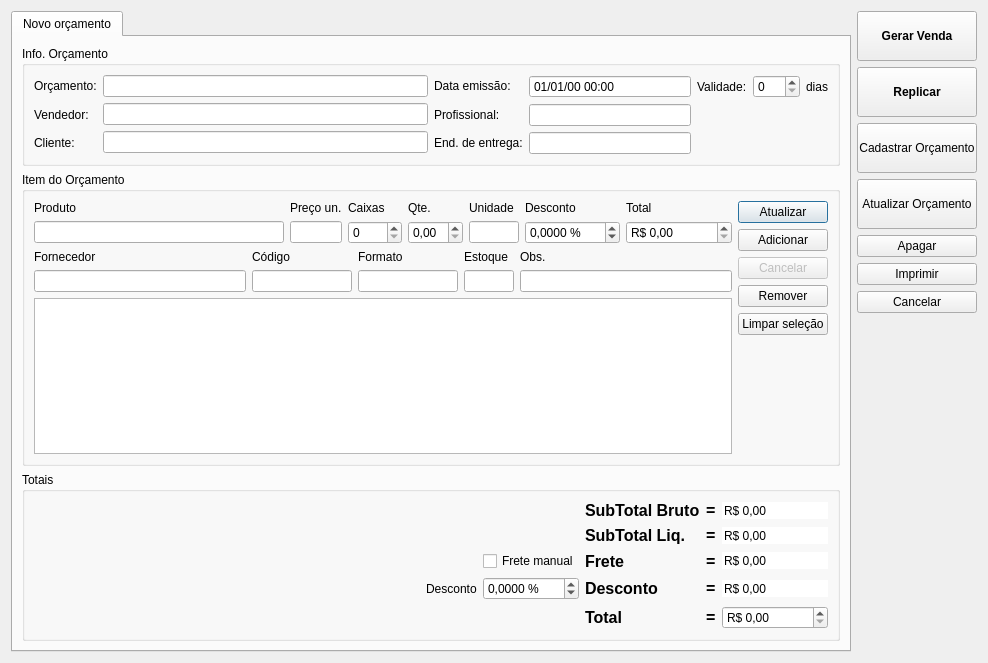
This is ui/orcamento.ui in lellisls/ERP-STACCATO as Qt 5 draws it before an edit. The edited form follows.
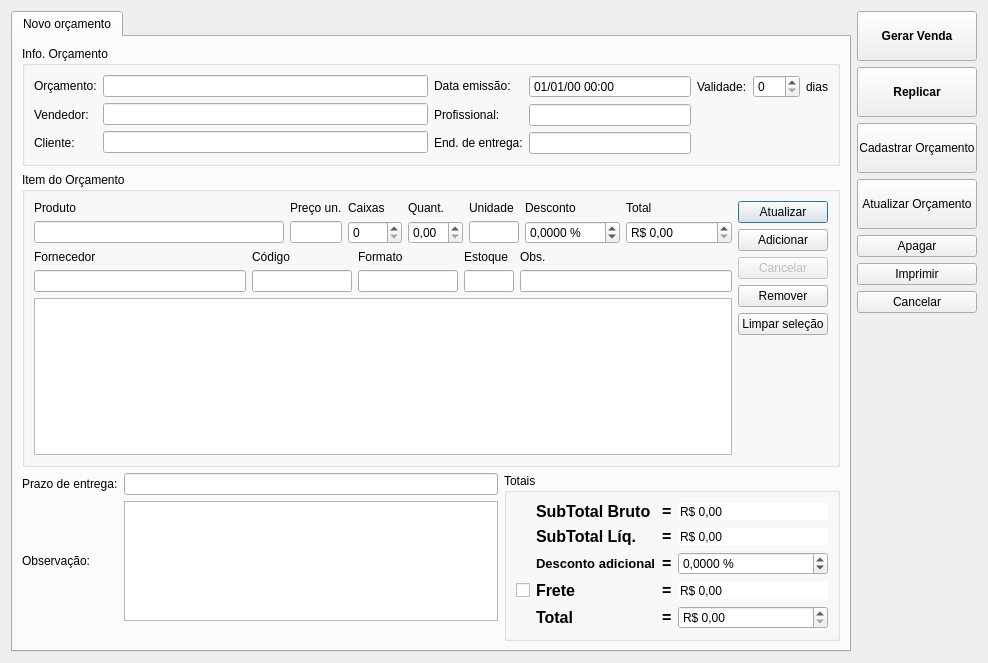
This is the edited form. Custom widgets are drawn as their Qt base class.

```diff
--- a/ui/orcamento.ui
+++ b/ui/orcamento.ui
@@ -9,7 +9,7 @@
    <rect>
     <x>0</x>
     <y>0</y>
-    <width>968</width>
+    <width>976</width>
     <height>663</height>
    </rect>
   </property>
@@ -209,8 +209,8 @@
       <attribute name="title">
        <string>Novo orçamento</string>
       </attribute>
-      <layout class="QVBoxLayout" name="verticalLayout">
-       <item>
+      <layout class="QGridLayout" name="gridLayout_10">
+       <item row="0" column="0" colspan="3">
         <widget class="QGroupBox" name="groupBox_2">
          <property name="title">
           <string>Info. Orçamento</string>
@@ -381,7 +381,7 @@
          </layout>
         </widget>
        </item>
-       <item>
+       <item row="1" column="0" colspan="3">
         <widget class="QGroupBox" name="groupBox">
          <property name="title">
           <string>Item do Orçamento</string>
@@ -415,7 +415,7 @@
               <item row="0" column="3">
                <widget class="QLabel" name="labelQte">
                 <property name="text">
-                 <string>Qte.</string>
+                 <string>Quant.</string>
                 </property>
                </widget>
               </item>
@@ -830,29 +830,32 @@
          </layout>
         </widget>
        </item>
-       <item>
+       <item row="2" column="0">
+        <widget class="QLabel" name="labelPrazoEntrega">
+         <property name="sizePolicy">
+          <sizepolicy hsizetype="Fixed" vsizetype="Minimum">
+           <horstretch>0</horstretch>
+           <verstretch>0</verstretch>
+          </sizepolicy>
+         </property>
+         <property name="text">
+          <string>Prazo de entrega:</string>
+         </property>
+        </widget>
+       </item>
+       <item row="2" column="1">
+        <widget class="QLineEdit" name="lineEditPrazoEntrega"/>
+       </item>
+       <item row="2" column="2" rowspan="3">
         <widget class="QGroupBox" name="groupBox_3">
          <property name="title">
           <string>Totais</string>
          </property>
          <layout class="QGridLayout" name="gridLayout_6">
-          <item row="1" column="0">
-           <spacer name="horizontalSpacer">
-            <property name="orientation">
-             <enum>Qt::Horizontal</enum>
-            </property>
-            <property name="sizeHint" stdset="0">
-             <size>
-              <width>40</width>
-              <height>20</height>
-             </size>
-            </property>
-           </spacer>
-          </item>
-          <item row="1" column="1">
+          <item row="0" column="0">
            <layout class="QGridLayout" name="gridLayout">
-            <item row="1" column="4">
-             <widget class="QLabel" name="labelDescontoRS_2">
+            <item row="0" column="1">
+             <widget class="QLabel" name="labelSubTotalBruto">
               <property name="font">
                <font>
                 <pointsize>12</pointsize>
@@ -861,32 +864,29 @@
                </font>
               </property>
               <property name="text">
-               <string>SubTotal Liq.</string>
+               <string>SubTotal Bruto</string>
               </property>
               <property name="alignment">
                <set>Qt::AlignLeading|Qt::AlignLeft|Qt::AlignVCenter</set>
               </property>
              </widget>
             </item>
-            <item row="4" column="0">
-             <widget class="QLabel" name="label_26">
-              <property name="text">
-               <string>Desconto</string>
+            <item row="0" column="2">
+             <widget class="QLabel" name="label_6">
+              <property name="font">
+               <font>
+                <pointsize>12</pointsize>
+                <weight>75</weight>
+                <bold>true</bold>
+               </font>
               </property>
-             </widget>
-            </item>
-            <item row="3" column="2">
-             <widget class="QCheckBox" name="checkBoxFreteManual">
-              <property name="toolTip">
-               <string>&lt;html&gt;&lt;head/&gt;&lt;body&gt;&lt;p&gt;Aperte para habilitar a edição manual do frete.&lt;/p&gt;&lt;/body&gt;&lt;/html&gt;</string>
-              </property>
               <property name="text">
-               <string>Frete manual</string>
+               <string>=</string>
               </property>
              </widget>
             </item>
-            <item row="1" column="7">
-             <widget class="QDoubleSpinBox" name="doubleSpinBoxTotal">
+            <item row="0" column="3">
+             <widget class="QDoubleSpinBox" name="doubleSpinBoxSubTotalBruto">
               <property name="toolTip">
                <string>&lt;html&gt;&lt;head/&gt;&lt;body&gt;&lt;p&gt;Sub-total liq. do orçamento é o subtotal dos itens com desconto&lt;/p&gt;&lt;/body&gt;&lt;/html&gt;</string>
               </property>
@@ -916,8 +916,48 @@
               </property>
              </widget>
             </item>
-            <item row="4" column="2">
+            <item row="1" column="2">
+             <widget class="QLabel" name="label_5">
+              <property name="font">
+               <font>
+                <pointsize>12</pointsize>
+                <weight>75</weight>
+                <bold>true</bold>
+               </font>
+              </property>
+              <property name="text">
+               <string>=</string>
+              </property>
+             </widget>
+            </item>
+            <item row="2" column="2">
+             <widget class="QLabel" name="label_11">
+              <property name="font">
+               <font>
+                <pointsize>12</pointsize>
+                <weight>75</weight>
+                <bold>true</bold>
+               </font>
+              </property>
+              <property name="text">
+               <string>=</string>
+              </property>
+             </widget>
+            </item>
+            <item row="2" column="3">
              <widget class="QDoubleSpinBox" name="doubleSpinBoxDescontoGlobal">
+              <property name="sizePolicy">
+               <sizepolicy hsizetype="Preferred" vsizetype="Fixed">
+                <horstretch>0</horstretch>
+                <verstretch>0</verstretch>
+               </sizepolicy>
+              </property>
+              <property name="minimumSize">
+               <size>
+                <width>150</width>
+                <height>0</height>
+               </size>
+              </property>
               <property name="toolTip">
                <string>&lt;html&gt;&lt;head/&gt;&lt;body&gt;&lt;p&gt;Desconto percentual sobree todo o orçamento.&lt;/p&gt;&lt;/body&gt;&lt;/html&gt;</string>
               </property>
@@ -931,138 +971,34 @@
                <double>-100.000000000000000</double>
               </property>
               <property name="maximum">
-               <double>99.000000000000000</double>
+               <double>100.000000000000000</double>
               </property>
              </widget>
             </item>
-            <item row="5" column="6">
-             <widget class="QLabel" name="label_4">
-              <property name="font">
-               <font>
-                <pointsize>12</pointsize>
-                <weight>75</weight>
-                <bold>true</bold>
-               </font>
+            <item row="3" column="0">
+             <widget class="QCheckBox" name="checkBoxFreteManual">
+              <property name="sizePolicy">
+               <sizepolicy hsizetype="Fixed" vsizetype="Fixed">
+                <horstretch>0</horstretch>
+                <verstretch>0</verstretch>
+               </sizepolicy>
               </property>
-              <property name="text">
-               <string>=</string>
-              </property>
-             </widget>
-            </item>
-            <item row="4" column="7">
-             <widget class="QDoubleSpinBox" name="doubleSpinBoxDescontoRS">
               <property name="toolTip">
                <string>&lt;html&gt;&lt;head/&gt;&lt;body&gt;&lt;p&gt;Valor do desconto em Reais&lt;/p&gt;&lt;/body&gt;&lt;/html&gt;</string>
               </property>
-              <property name="frame">
-               <bool>false</bool>
-              </property>
-              <property name="readOnly">
-               <bool>true</bool>
-              </property>
-              <property name="buttonSymbols">
-               <enum>QAbstractSpinBox::NoButtons</enum>
-              </property>
-              <property name="correctionMode">
-               <enum>QAbstractSpinBox::CorrectToNearestValue</enum>
-              </property>
-              <property name="keyboardTracking">
-               <bool>false</bool>
-              </property>
-              <property name="showGroupSeparator" stdset="0">
-               <bool>true</bool>
-              </property>
-              <property name="prefix">
-               <string>R$ </string>
-              </property>
-              <property name="maximum">
-               <double>9999999.000000000000000</double>
-              </property>
-             </widget>
-            </item>
-            <item row="5" column="7">
-             <widget class="QDoubleSpinBox" name="doubleSpinBoxFinal">
-              <property name="toolTip">
-               <string>&lt;html&gt;&lt;head/&gt;&lt;body&gt;&lt;p&gt;Valor total do orçamento, com desconto final.&lt;/p&gt;&lt;/body&gt;&lt;/html&gt;</string>
-              </property>
-              <property name="wrapping">
-               <bool>false</bool>
-              </property>
-              <property name="correctionMode">
-               <enum>QAbstractSpinBox::CorrectToNearestValue</enum>
-              </property>
-              <property name="showGroupSeparator" stdset="0">
-               <bool>true</bool>
-              </property>
-              <property name="prefix">
-               <string>R$ </string>
-              </property>
-              <property name="maximum">
-               <double>9999999.000000000000000</double>
-              </property>
-             </widget>
-            </item>
-            <item row="4" column="6">
-             <widget class="QLabel" name="label_11">
-              <property name="font">
-               <font>
-                <pointsize>12</pointsize>
-                <weight>75</weight>
-                <bold>true</bold>
-               </font>
-              </property>
               <property name="text">
-               <string>=</string>
+               <string/>
               </property>
              </widget>
             </item>
-            <item row="5" column="4">
-             <widget class="QLabel" name="label_15">
-              <property name="font">
-               <font>
-                <pointsize>12</pointsize>
-                <weight>75</weight>
-                <bold>true</bold>
-               </font>
+            <item row="3" column="1">
+             <widget class="QLabel" name="labelFrete">
+              <property name="sizePolicy">
+               <sizepolicy hsizetype="Preferred" vsizetype="Preferred">
+                <horstretch>0</horstretch>
+                <verstretch>0</verstretch>
+               </sizepolicy>
               </property>
-              <property name="text">
-               <string>Total</string>
-              </property>
-              <property name="alignment">
-               <set>Qt::AlignLeading|Qt::AlignLeft|Qt::AlignVCenter</set>
-              </property>
-             </widget>
-            </item>
-            <item row="1" column="6">
-             <widget class="QLabel" name="label_5">
-              <property name="font">
-               <font>
-                <pointsize>12</pointsize>
-                <weight>75</weight>
-                <bold>true</bold>
-               </font>
-              </property>
-              <property name="text">
-               <string>=</string>
-              </property>
-             </widget>
-            </item>
-            <item row="4" column="4">
-             <widget class="QLabel" name="labelDescontoRS">
-              <property name="font">
-               <font>
-                <pointsize>12</pointsize>
-                <weight>75</weight>
-                <bold>true</bold>
-               </font>
-              </property>
-              <property name="text">
-               <string>Desconto</string>
-              </property>
-             </widget>
-            </item>
-            <item row="3" column="4">
-             <widget class="QLabel" name="label_16">
               <property name="font">
                <font>
                 <pointsize>12</pointsize>
@@ -1078,7 +1014,7 @@
               </property>
              </widget>
             </item>
-            <item row="3" column="6">
+            <item row="3" column="2">
              <widget class="QLabel" name="label_3">
               <property name="font">
                <font>
@@ -1092,69 +1028,7 @@
               </property>
              </widget>
             </item>
-            <item row="0" column="4">
-             <widget class="QLabel" name="labelDescontoRS_3">
-              <property name="font">
-               <font>
-                <pointsize>12</pointsize>
-                <weight>75</weight>
-                <bold>true</bold>
-               </font>
-              </property>
-              <property name="text">
-               <string>SubTotal Bruto</string>
-              </property>
-              <property name="alignment">
-               <set>Qt::AlignLeading|Qt::AlignLeft|Qt::AlignVCenter</set>
-              </property>
-             </widget>
-            </item>
-            <item row="0" column="6">
-             <widget class="QLabel" name="label_6">
-              <property name="font">
-               <font>
-                <pointsize>12</pointsize>
-                <weight>75</weight>
-                <bold>true</bold>
-               </font>
-              </property>
-              <property name="text">
-               <string>=</string>
-              </property>
-             </widget>
-            </item>
-            <item row="0" column="7">
-             <widget class="QDoubleSpinBox" name="doubleSpinBoxSubTotalBruto">
-              <property name="toolTip">
-               <string>&lt;html&gt;&lt;head/&gt;&lt;body&gt;&lt;p&gt;Sub-total bruto é o total do valor dos itens, &lt;span style=&quot; font-weight:600;&quot;&gt;sem nenhum desconto&lt;/span&gt;.&lt;/p&gt;&lt;/body&gt;&lt;/html&gt;</string>
-              </property>
-              <property name="frame">
-               <bool>false</bool>
-              </property>
-              <property name="readOnly">
-               <bool>true</bool>
-              </property>
-              <property name="buttonSymbols">
-               <enum>QAbstractSpinBox::NoButtons</enum>
-              </property>
-              <property name="correctionMode">
-               <enum>QAbstractSpinBox::CorrectToNearestValue</enum>
-              </property>
-              <property name="keyboardTracking">
-               <bool>false</bool>
-              </property>
-              <property name="showGroupSeparator" stdset="0">
-               <bool>true</bool>
-              </property>
-              <property name="prefix">
-               <string>R$ </string>
-              </property>
-              <property name="maximum">
-               <double>9999999.000000000000000</double>
-              </property>
-             </widget>
-            </item>
-            <item row="3" column="7">
+            <item row="3" column="3">
              <widget class="QDoubleSpinBox" name="doubleSpinBoxFrete">
               <property name="toolTip">
                <string>&lt;html&gt;&lt;head/&gt;&lt;body&gt;&lt;p&gt;Valor total do orçamento, com desconto final.&lt;/p&gt;&lt;/body&gt;&lt;/html&gt;</string>
@@ -1185,11 +1059,155 @@
               </property>
              </widget>
             </item>
+            <item row="4" column="1">
+             <widget class="QLabel" name="labelTotal">
+              <property name="font">
+               <font>
+                <pointsize>12</pointsize>
+                <weight>75</weight>
+                <bold>true</bold>
+               </font>
+              </property>
+              <property name="text">
+               <string>Total</string>
+              </property>
+              <property name="alignment">
+               <set>Qt::AlignLeading|Qt::AlignLeft|Qt::AlignVCenter</set>
+              </property>
+             </widget>
+            </item>
+            <item row="4" column="2">
+             <widget class="QLabel" name="label_4">
+              <property name="font">
+               <font>
+                <pointsize>12</pointsize>
+                <weight>75</weight>
+                <bold>true</bold>
+               </font>
+              </property>
+              <property name="text">
+               <string>=</string>
+              </property>
+             </widget>
+            </item>
+            <item row="4" column="3">
+             <widget class="QDoubleSpinBox" name="doubleSpinBoxTotal">
+              <property name="toolTip">
+               <string>&lt;html&gt;&lt;head/&gt;&lt;body&gt;&lt;p&gt;Valor total do orçamento, com desconto final.&lt;/p&gt;&lt;/body&gt;&lt;/html&gt;</string>
+              </property>
+              <property name="wrapping">
+               <bool>false</bool>
+              </property>
+              <property name="correctionMode">
+               <enum>QAbstractSpinBox::CorrectToNearestValue</enum>
+              </property>
+              <property name="showGroupSeparator" stdset="0">
+               <bool>true</bool>
+              </property>
+              <property name="prefix">
+               <string>R$ </string>
+              </property>
+              <property name="maximum">
+               <double>9999999.000000000000000</double>
+              </property>
+             </widget>
+            </item>
+            <item row="1" column="1">
+             <widget class="QLabel" name="labelSubTotalLiq">
+              <property name="font">
+               <font>
+                <pointsize>12</pointsize>
+                <weight>75</weight>
+                <bold>true</bold>
+               </font>
+              </property>
+              <property name="text">
+               <string>SubTotal Líq.</string>
+              </property>
+              <property name="alignment">
+               <set>Qt::AlignLeading|Qt::AlignLeft|Qt::AlignVCenter</set>
+              </property>
+             </widget>
+            </item>
+            <item row="1" column="3">
+             <widget class="QDoubleSpinBox" name="doubleSpinBoxSubTotalLiq">
+              <property name="toolTip">
+               <string>&lt;html&gt;&lt;head/&gt;&lt;body&gt;&lt;p&gt;Sub-total líq. do orçamento é o subtotal dos itens com desconto&lt;/p&gt;&lt;/body&gt;&lt;/html&gt;</string>
+              </property>
+              <property name="frame">
+               <bool>false</bool>
+              </property>
+              <property name="readOnly">
+               <bool>true</bool>
+              </property>
+              <property name="buttonSymbols">
+               <enum>QAbstractSpinBox::NoButtons</enum>
+              </property>
+              <property name="correctionMode">
+               <enum>QAbstractSpinBox::CorrectToNearestValue</enum>
+              </property>
+              <property name="keyboardTracking">
+               <bool>false</bool>
+              </property>
+              <property name="showGroupSeparator" stdset="0">
+               <bool>true</bool>
+              </property>
+              <property name="prefix">
+               <string>R$ </string>
+              </property>
+              <property name="maximum">
+               <double>9999999.000000000000000</double>
+              </property>
+             </widget>
+            </item>
+            <item row="2" column="1">
+             <widget class="QLabel" name="labelDescontoGlobal">
+              <property name="font">
+               <font>
+                <pointsize>10</pointsize>
+                <weight>75</weight>
+                <bold>true</bold>
+               </font>
+              </property>
+              <property name="text">
+               <string>Desconto adicional</string>
+              </property>
+             </widget>
+            </item>
            </layout>
           </item>
          </layout>
         </widget>
        </item>
+       <item row="3" column="0">
+        <widget class="QLabel" name="labelEndereco_9">
+         <property name="sizePolicy">
+          <sizepolicy hsizetype="Fixed" vsizetype="Minimum">
+           <horstretch>0</horstretch>
+           <verstretch>0</verstretch>
+          </sizepolicy>
+         </property>
+         <property name="text">
+          <string>Observação:</string>
+         </property>
+        </widget>
+       </item>
+       <item row="3" column="1">
+        <widget class="QTextEdit" name="textEdit">
+         <property name="sizePolicy">
+          <sizepolicy hsizetype="Preferred" vsizetype="Fixed">
+           <horstretch>0</horstretch>
+           <verstretch>0</verstretch>
+          </sizepolicy>
+         </property>
+         <property name="maximumSize">
+          <size>
+           <width>16777215</width>
+           <height>120</height>
+          </size>
+         </property>
+        </widget>
+       </item>
       </layout>
      </widget>
     </widget>
```
Left out of the diff: 16 changed lines with no effect on the pictures.
